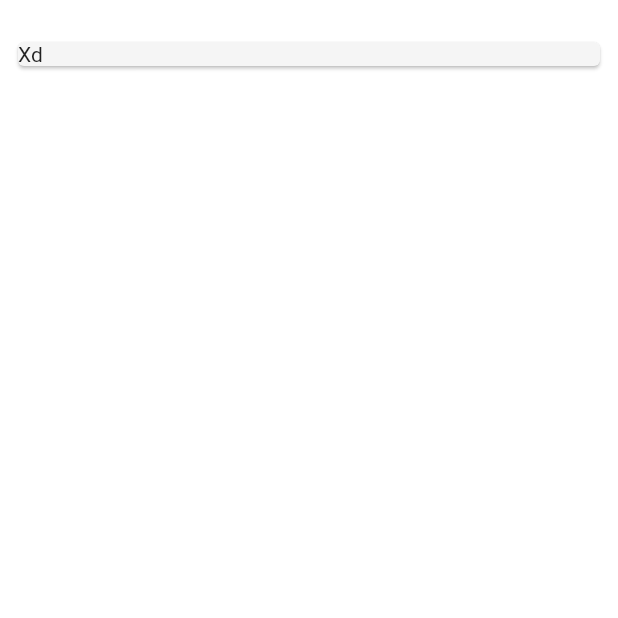
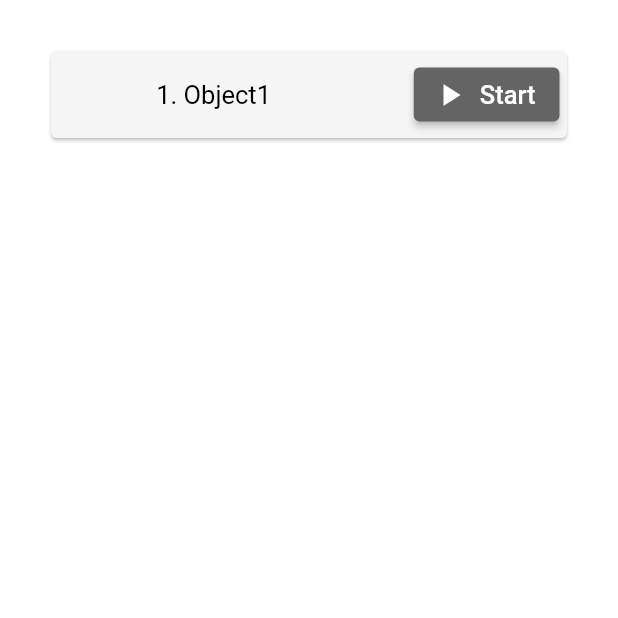
Before and after one commit to koloiyolo/flutter_dessktop_template, a Flutter app: the HomePage screen opened directly, on a phone screen of 412 x 824 dp, the top half of it. Run offline on Flutter 3.47's test engine with Material 2 defaults, Android fonts, the phone set to English and light mode, and no system bars.

Commit message:
"Home Page" done

```diff
--- a/lib/backend.dart
+++ b/lib/backend.dart
@@ -38,4 +38,4 @@ class Something {
   String getField4(){return field4;}
 }
 
-List<Something> myList = [Something('Xd', 'bjsbfj', 'fsfbhjs', 'fsbvf', 'fsb')];
+List<Something> myList = [Something('Object1', 'bjsbfj', 'fsfbhjs', 'fsbvf', 'fsb')];
--- a/lib/home.dart
+++ b/lib/home.dart
@@ -12,36 +12,60 @@ class HomePage extends StatefulWidget {
 }
 
 class _HomePageState extends State<HomePage> {
-
   @override
   Widget build(BuildContext context) {
     return Scaffold(
       backgroundColor: theme.backgroundColor,
-      body: ListTile(
-        contentPadding: const EdgeInsetsDirectional.all(8.0),
-        title: tile(),
-      ),
+      body: ListView.builder(
+          padding: const EdgeInsets.all(30),
+          itemCount: myList.length,
+          itemBuilder: (BuildContext context, index) {
+            return listNode(index);
+          }),
     );
   }
 }
 
-class tile extends StatelessWidget {
-  const tile({
-    super.key,
-  });
-
-  @override
-  Widget build(BuildContext context) {
-    return Card(
-      color: theme.cardColor,
-      child: Text(myList[0].getName()),
-    );
-  }
+Column listNode(int index) {
+  return Column(
+    children: [
+      Card(
+        color: theme.cardColor,
+        child: Padding(
+          padding: const EdgeInsets.all(5),
+          child: Row(
+            mainAxisAlignment: MainAxisAlignment.center,
+            children: [
+              Expanded(
+                  child: Center(
+                child: buildText('${index + 1}. ${myList[index].getName()}'),
+              )),
+              const SizedBox(width: 30),
+              ElevatedButton.icon(
+                onPressed: () {
+                  // what button does
+                },
+                icon: const Icon(Icons.play_arrow),
+                label: buildButtonText('Start'),
+                style: ElevatedButton.styleFrom(
+                    backgroundColor: theme.buttonColor,
+                    surfaceTintColor: theme.cardColor),
+              ),
+            ],
+          ),
+        ),
+      ),
+      const SizedBox(height: 10)
+    ],
+  );
 }
 
 Text buildText(String text) {
-    return Text(text,
-                    style: TextStyle(
-                        fontSize: theme.textSize,
-                        color: theme.textColor));
+  return Text(text,
+      style: TextStyle(fontSize: theme.textSize, color: theme.textColor));
 }
+
+Text buildButtonText(String text) {
+  return Text(text,
+      style: TextStyle(fontSize: theme.textSize, color: theme.buttonTextColor));
+}
--- a/lib/theme.dart
+++ b/lib/theme.dart
@@ -10,7 +10,7 @@ var thememode = ThemeMode.light;
 var textSize = 17.0; // small
 //navRail indexes
 
-Widget page = HomePage(); //tmp page variable for Navigation rail
+Widget page = const HomePage(); //tmp page variable for Navigation rail
 
 //lightMode
 //var lightModeSeed = const Color.fromARGB(255, 189, 82, 39);
```
Also changed, not shown: lib/add.dart (+5 -4 lines), lib/settings.dart (+21 -14 lines).
